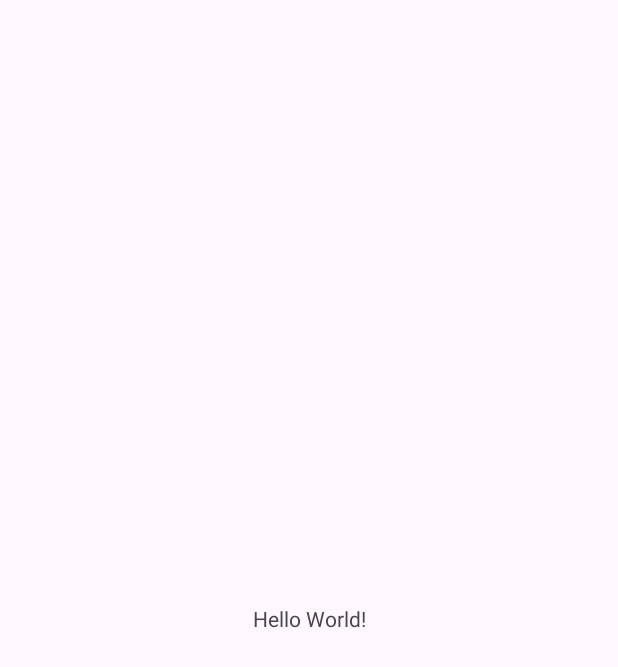
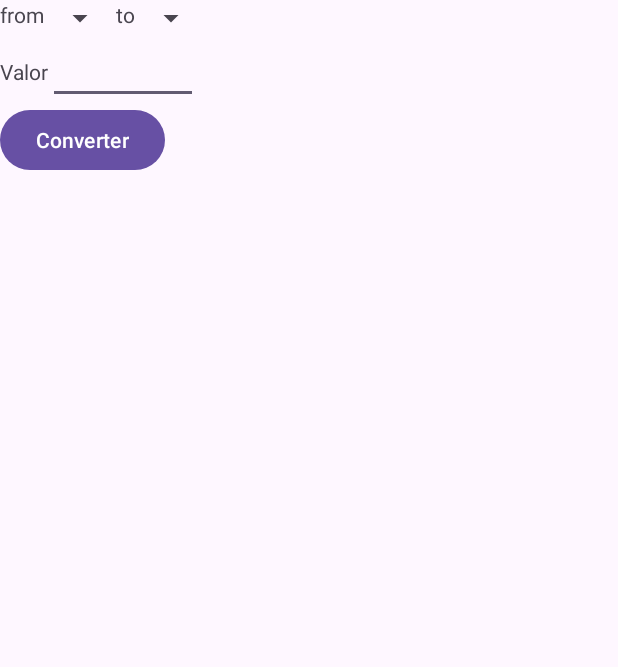
Before and after one commit to limafgustavo/CurrencyConverterRetrofit, an Android app: the screen it shows after launch (MainActivity), on a phone screen of 412 x 824 dp. Before the commit the part shown is almost empty. Shown: the top 667 px of the screen. Run offline under Robolectric (Android 15) with nearby library versions, the phone set to English and light mode, and no system bars.

Commit message:
Feat: The layout has been implemented.

```diff
--- a/app/src/main/res/layout/activity_main.xml
+++ b/app/src/main/res/layout/activity_main.xml
@@ -1,18 +1,66 @@
 <?xml version="1.0" encoding="utf-8"?>
-<androidx.constraintlayout.widget.ConstraintLayout xmlns:android="http://schemas.android.com/apk/res/android"
+<LinearLayout xmlns:android="http://schemas.android.com/apk/res/android"
     xmlns:app="http://schemas.android.com/apk/res-auto"
     xmlns:tools="http://schemas.android.com/tools"
     android:layout_width="match_parent"
     android:layout_height="match_parent"
+    android:orientation="vertical"
     tools:context=".MainActivity">
+
+    <LinearLayout
+        android:layout_width="match_parent"
+        android:layout_height="wrap_content"
+        android:orientation="horizontal">
+
+
+        <TextView
+            android:layout_width="wrap_content"
+            android:layout_height="wrap_content"
+            android:text="from" />
+
+        <Spinner
+            android:id="@+id/spFrom"
+            android:layout_width="wrap_content"
+            android:layout_height="wrap_content" />
+
+        <TextView
+            android:layout_width="wrap_content"
+            android:layout_height="wrap_content"
+            android:text="to" />
+
+        <Spinner
+            android:id="@+id/spTo"
+            android:layout_width="wrap_content"
+            android:layout_height="wrap_content" />
+    </LinearLayout>
+    <LinearLayout
+        android:layout_width="match_parent"
+        android:layout_height="wrap_content"
+        android:orientation="horizontal">
+
+        <TextView
+            android:layout_width="wrap_content"
+            android:layout_height="wrap_content"
+            android:text="Valor"/>
+
+        <EditText
+            android:layout_width="wrap_content"
+            android:layout_height="wrap_content"
+            android:inputType="number"
+            android:minWidth="100dp"
+            android:id="@+id/etValueFrom"/>
+
+    </LinearLayout>
+
+    <Button
+        android:layout_width="wrap_content"
+        android:layout_height="wrap_content"
+        android:text="Converter"
+        android:id="@+id/btConvert"/>
 
     <TextView
         android:layout_width="wrap_content"
         android:layout_height="wrap_content"
-        android:text="Hello World!"
-        app:layout_constraintBottom_toBottomOf="parent"
-        app:layout_constraintEnd_toEndOf="parent"
-        app:layout_constraintStart_toStartOf="parent"
-        app:layout_constraintTop_toTopOf="parent" />
+        android:id="@+id/tvResult"/>
 
-</androidx.constraintlayout.widget.ConstraintLayout>
+</LinearLayout>
```
